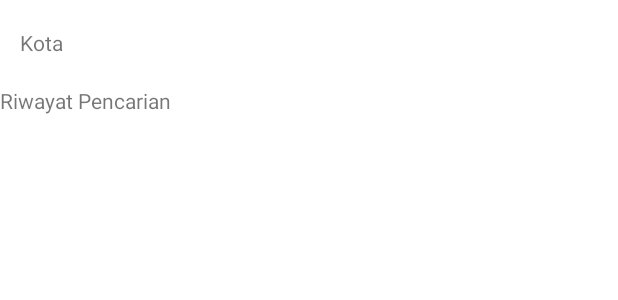
After one commit to andres-sumihe/CekOngkir, an Android app: the layout activity_biaya.xml on its own in the app's theme, with its tools: preview values and no code run, on a phone screen of 412 x 824 dp. The commit adds this screen. Shown: the top 300 px of the screen. Run offline under Robolectric (Android 15) with nearby library versions, the phone set to English and light mode, and no system bars.

Commit message:
Build activity_biaya.xml

```diff
--- /dev/null
+++ b/app/src/main/res/layout/activity_biaya.xml
@@ -0,0 +1,42 @@
+<?xml version="1.0" encoding="utf-8"?>
+<LinearLayout xmlns:android="http://schemas.android.com/apk/res/android"
+    xmlns:app="http://schemas.android.com/apk/res-auto"
+    xmlns:tools="http://schemas.android.com/tools"
+    android:layout_width="match_parent"
+    android:layout_height="match_parent"
+    android:orientation="vertical"
+    tools:context=".MainActivity">
+
+
+    <TextView
+        android:layout_width="match_parent"
+        android:layout_height="57dp"
+        android:gravity="center_vertical"
+        android:padding="20px"
+        android:text="Kota" />
+
+    <TextView
+        android:id="@+id/textRiwayat"
+        android:layout_width="match_parent"
+        android:layout_height="111dp"
+        android:text="Riwayat Pencarian" />
+
+    <ScrollView
+        android:layout_width="match_parent"
+        android:layout_height="match_parent">
+
+        <LinearLayout
+            android:layout_width="match_parent"
+            android:layout_height="match_parent"
+            android:orientation="vertical">
+
+            <ListView
+                android:id="@+id/service_list"
+                android:layout_width="match_parent"
+                android:layout_height="533dp"
+                android:dividerHeight="1dp" />
+
+        </LinearLayout>
+    </ScrollView>
+
+</LinearLayout>
--- a/app/src/main/res/layout/activity_main.xml
+++ b/app/src/main/res/layout/activity_main.xml
@@ -77,9 +77,9 @@
             android:orientation="vertical" >
 
             <ListView
+                android:id="@+id/user_list"
                 android:layout_width="match_parent"
-                android:layout_height="match_parent"
-                android:id="@+id/user_list"
+                android:layout_height="533dp"
                 android:dividerHeight="1dp" />
 
         </LinearLayout>
```
Also changed, not shown: app/src/main/res/layout/service_list.xml (added, +50 -0 lines).
